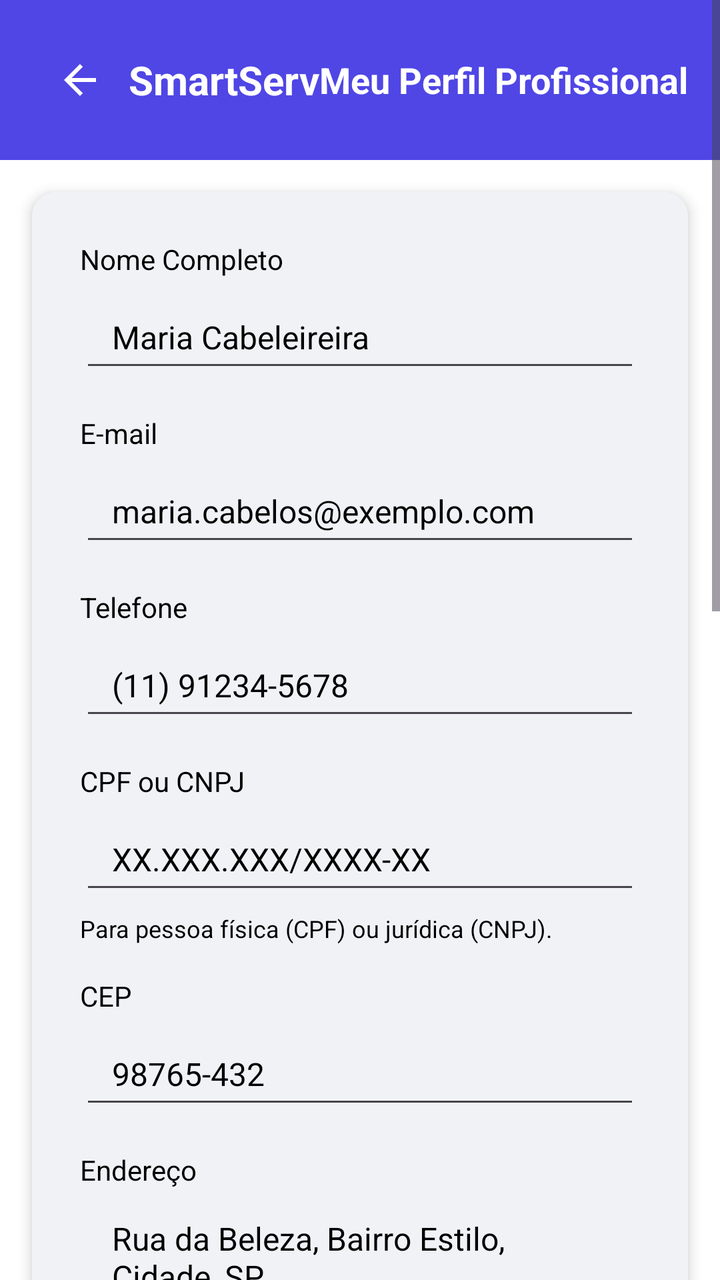
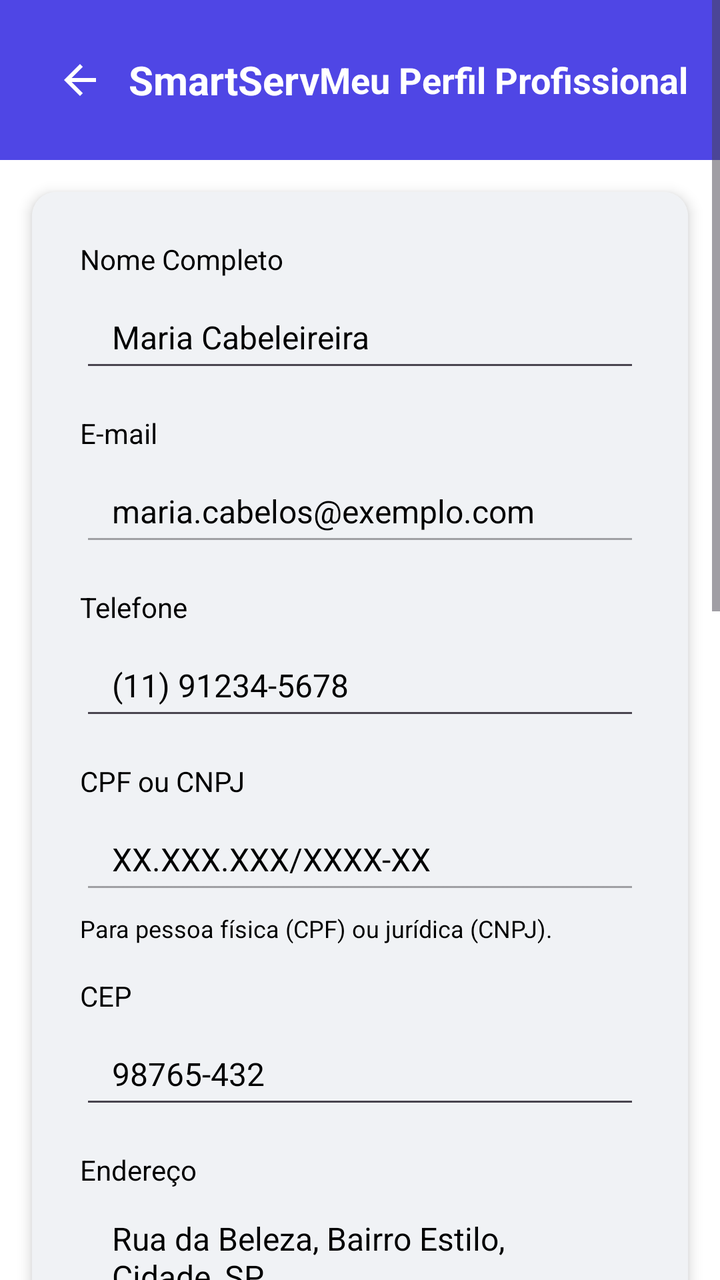

Before-and-after screenshots of an Android layout around one commit, followed by the original layout XML and the change that was made.
<!-- AndroidManifest.xml: application theme Theme.SmartApp -->
<!-- res/layout/editar_profissional.xml -->
<?xml version="1.0" encoding="utf-8"?>
<ScrollView xmlns:android="http://schemas.android.com/apk/res/android"
    xmlns:app="http://schemas.android.com/apk/res-auto"
    android:layout_width="match_parent"
    android:layout_height="match_parent"
    android:background="@color/white"
    android:fillViewport="true">

    <LinearLayout
        android:layout_width="match_parent"
        android:layout_height="wrap_content"
        android:background="@color/white"
        android:orientation="vertical">

        
        <LinearLayout
            android:layout_width="match_parent"
            android:layout_height="wrap_content"
            android:background="#4F46E5"
            android:gravity="center_vertical"
            android:orientation="horizontal"
            android:padding="16dp">

            <ImageButton
                android:id="@+id/btnvoltarProfisional"
                android:layout_width="48dp"
                android:layout_height="48dp"
                android:layout_alignParentStart="true"
                android:background="?attr/selectableItemBackgroundBorderless"
                android:contentDescription="gere2"
                android:src="@drawable/ic_arrow_back" />

            <TextView
                android:layout_width="0dp"
                android:layout_height="wrap_content"
                android:layout_weight="1"
                android:gravity="center"
                android:text="SmartServ"
                android:textColor="@android:color/white"
                android:textSize="20sp"
                android:textStyle="bold" />

            <TextView
                android:layout_width="wrap_content"
                android:layout_height="wrap_content"
                android:text="Meu Perfil Profissional"
                android:textColor="@android:color/white"
                android:textSize="18sp"
                android:textStyle="bold" />
        </LinearLayout>

        
        <androidx.cardview.widget.CardView
            android:layout_width="match_parent"
            android:layout_height="wrap_content"
            android:layout_margin="16dp"
            app:cardBackgroundColor="@color/white"
            app:cardCornerRadius="12dp"
            app:cardElevation="4dp">

            <LinearLayout
                android:layout_width="match_parent"
                android:layout_height="wrap_content"
                android:background="@color/light_gray"
                android:orientation="vertical"
                android:padding="24dp">

                
                <LinearLayout
                    android:layout_width="match_parent"
                    android:layout_height="wrap_content"
                    android:orientation="vertical">

                    
                    <TextView
                        android:layout_width="match_parent"
                        android:layout_height="wrap_content"
                        android:layout_marginBottom="4dp"
                        android:text="Nome Completo"
                        android:textColor="@android:color/black"
                        android:textSize="14sp" />

                    
                    <EditText
                        android:id="@+id/edtNomePro"
                        android:layout_width="match_parent"
                        android:layout_height="48dp"
                        android:background="?android:attr/editTextBackground"
                        android:paddingStart="16dp"
                        android:paddingEnd="16dp"
                        android:text="Maria Cabeleireira"
                        android:textColor="@android:color/black"
                        android:textSize="16sp" />

                    <TextView
                        android:layout_width="match_parent"
                        android:layout_height="wrap_content"
                        android:layout_marginTop="16dp"
                        android:layout_marginBottom="4dp"
                        android:text="E-mail"
                        android:textColor="@android:color/black"
                        android:textSize="14sp" />

                    <EditText
                        android:id="@+id/edtEmailPro"
                        android:layout_width="match_parent"
                        android:layout_height="48dp"
                        android:background="?android:attr/editTextBackground"
                        android:inputType="textEmailAddress"
                        android:paddingStart="16dp"
                        android:paddingEnd="16dp"
                        android:text="maria.cabelos@exemplo.com"
                        android:textColor="@android:color/black"
                        android:textSize="16sp" />

                    
                    <TextView
                        android:layout_width="match_parent"
                        android:layout_height="wrap_content"
                        android:layout_marginTop="16dp"
                        android:layout_marginBottom="4dp"
                        android:text="Telefone"
                        android:textColor="@android:color/black"
                        android:textSize="14sp" />

                    <EditText
                        android:id="@+id/edtTelefonePro"
                        android:layout_width="match_parent"
                        android:layout_height="48dp"
                        android:background="?android:attr/editTextBackground"
                        android:inputType="phone"
                        android:paddingStart="16dp"
                        android:paddingEnd="16dp"
                        android:text="(11) 91234-5678"
                        android:textColor="@android:color/black"
                        android:textSize="16sp" />

                    
                    <TextView
                        android:layout_width="match_parent"
                        android:layout_height="wrap_content"
                        android:layout_marginTop="16dp"
                        android:layout_marginBottom="4dp"
                        android:text="CPF ou CNPJ"
                        android:textColor="@android:color/black"
                        android:textSize="14sp" />

                    <EditText
                        android:id="@+id/edtCpfCnpjPro"
                        android:layout_width="match_parent"
                        android:layout_height="48dp"
                        android:background="?android:attr/editTextBackground"
                        android:paddingStart="16dp"
                        android:paddingEnd="16dp"
                        android:text="XX.XXX.XXX/XXXX-XX"
                        android:textColor="@android:color/black"
                        android:textSize="16sp" />

                    <TextView
                        android:layout_width="match_parent"
                        android:layout_height="wrap_content"
                        android:layout_marginTop="4dp"
                        android:text="Para pessoa física (CPF) ou jurídica (CNPJ)."
                        android:textColor="@android:color/black"
                        android:textSize="12sp" />

                    
                    <TextView
                        android:layout_width="match_parent"
                        android:layout_height="wrap_content"
                        android:layout_marginTop="16dp"
                        android:layout_marginBottom="4dp"
                        android:text="CEP"
                        android:textColor="@android:color/black"
                        android:textSize="14sp" />

                    <EditText
                        android:id="@+id/edtCepPro"
                        android:layout_width="match_parent"
                        android:layout_height="48dp"
                        android:background="?android:attr/editTextBackground"
                        android:inputType="number"
                        android:paddingStart="16dp"
                        android:paddingEnd="16dp"
                        android:text="98765-432"
                        android:textColor="@android:color/black"
                        android:textSize="16sp" />

                    
                    <TextView
                        android:layout_width="match_parent"
                        android:layout_height="wrap_content"
                        android:layout_marginTop="16dp"
                        android:layout_marginBottom="4dp"
                        android:maxLines="3"
                        android:text="Endereço"
                        android:textColor="@android:color/black"
                        android:textSize="14sp" />

                    <EditText
                        android:id="@+id/edtEnderecoPro"
                        android:layout_width="match_parent"
                        android:layout_height="wrap_content"
                        android:background="?android:attr/editTextBackground"
                        android:maxLines="3"
                        android:paddingStart="16dp"
                        android:paddingEnd="16dp"
                        android:text="Rua da Beleza, Bairro Estilo, Cidade, SP"
                        android:textColor="@android:color/black"
                        android:textSize="16sp" />

                    
                    <TextView
                        android:layout_width="match_parent"
                        android:layout_height="wrap_content"
                        android:layout_marginTop="16dp"
                        android:layout_marginBottom="4dp"
                        android:text="Número"
                        android:textColor="@android:color/black"
                        android:textSize="14sp" />

                    <EditText
                        android:id="@+id/edtNumeroPro"
                        android:layout_width="match_parent"
                        android:layout_height="48dp"
                        android:background="?android:attr/editTextBackground"
                        android:inputType="number"
                        android:paddingStart="16dp"
                        android:paddingEnd="16dp"
                        android:text="456"
                        android:textColor="@android:color/black"
                        android:textSize="16sp" />

                    
                    <TextView
                        android:layout_width="match_parent"
                        android:layout_height="wrap_content"
                        android:layout_marginTop="16dp"
                        android:layout_marginBottom="4dp"
                        android:text="Razão Social (Opcional, se CNPJ)"
                        android:textColor="@android:color/black"
                        android:textSize="14sp" />

                    <EditText
                        android:id="@+id/edtRazaoSocialPro"
                        android:layout_width="match_parent"
                        android:layout_height="48dp"
                        android:background="?android:attr/editTextBackground"
                        android:paddingStart="16dp"
                        android:paddingEnd="16dp"
                        android:text="Salão da Maria LTDA"
                        android:textColor="@android:color/black"
                        android:textSize="16sp" />

                    
                    <TextView
                        android:layout_width="match_parent"
                        android:layout_height="wrap_content"
                        android:layout_marginTop="16dp"
                        android:layout_marginBottom="4dp"
                        android:text="Sobre Você/Sua Empresa"
                        android:textColor="@android:color/black"
                        android:textSize="14sp" />

                    <EditText
                        android:id="@+id/edtDescricaoPro"
                        android:layout_width="match_parent"
                        android:layout_height="120dp"
                        android:background="?android:attr/editTextBackground"
                        android:gravity="top"
                        android:inputType="textMultiLine"
                        android:padding="16dp"
                        android:text="Cabeleireira com mais de 10 anos de experiência, especialista in cortes modernos e coloração. Atendimento personalizado e ambiente acolhedor."
                        android:textColor="@android:color/black"
                        android:textSize="16sp" />

                    
                    <View
                        android:layout_width="match_parent"
                        android:layout_height="1dp"
                        android:layout_marginTop="24dp"
                        android:layout_marginBottom="16dp"
                        android:background="?android:attr/dividerVertical" />

                    <TextView
                        android:layout_width="match_parent"
                        android:layout_height="wrap_content"
                        android:layout_marginBottom="16dp"
                        android:text="Alterar Senha"
                        android:textColor="@android:color/black"
                        android:textSize="18sp"
                        android:textStyle="bold" />

                    
                    <TextView
                        android:layout_width="match_parent"
                        android:layout_height="wrap_content"
                        android:layout_marginBottom="4dp"
                        android:text="Nova Senha"
                        android:textColor="@android:color/black"
                        android:textSize="14sp" />

                    <EditText
                        android:id="@+id/edtNovasenhaPro"
                        android:layout_width="match_parent"
                        android:layout_height="48dp"
                        android:background="?android:attr/editTextBackground"
                        android:hint="••••••••"
                        android:inputType="textPassword"
                        android:paddingStart="16dp"
                        android:paddingEnd="16dp"
                        android:textColor="@android:color/black"
                        android:textSize="16sp" />

                    <TextView
                        android:layout_width="match_parent"
                        android:layout_height="wrap_content"
                        android:layout_marginTop="4dp"
                        android:text="Mínimo de 6 caracteres."
                        android:textColor="@android:color/black"
                        android:textSize="12sp" />

                    
                    <TextView
                        android:layout_width="match_parent"
                        android:layout_height="wrap_content"
                        android:layout_marginTop="16dp"
                        android:layout_marginBottom="4dp"
                        android:text="Confirmar Nova Senha"
                        android:textColor="@android:color/black"
                        android:textSize="14sp" />

                    <EditText
                        android:id="@+id/edtConfimaNovaSenhaPro"
                        android:layout_width="match_parent"
                        android:layout_height="48dp"
                        android:background="?android:attr/editTextBackground"
                        android:hint="••••••••"
                        android:inputType="textPassword"
                        android:paddingStart="16dp"
                        android:paddingEnd="16dp"
                        android:textColor="@android:color/black"
                        android:textSize="16sp" />

                    
                    <androidx.constraintlayout.widget.ConstraintLayout
                        android:id="@+id/erro_container"
                        android:layout_width="match_parent"
                        android:layout_height="wrap_content"
                        android:layout_marginTop="16dp"
                        android:layout_marginBottom="16dp"
                        android:visibility="gone">

                        <TextView
                            android:layout_width="match_parent"
                            android:layout_height="wrap_content"
                            android:text="Verifique os campos novamente"
                            android:textAlignment="center"
                            android:textColor="@color/red_500"
                            app:layout_constraintEnd_toEndOf="parent"
                            app:layout_constraintStart_toStartOf="parent"
                            app:layout_constraintTop_toTopOf="parent" />
                    </androidx.constraintlayout.widget.ConstraintLayout>

                    <Button
                        android:id="@+id/btnSalvarPro"
                        android:layout_width="match_parent"
                        android:layout_height="wrap_content"
                        android:backgroundTint="#16A34A"
                        android:paddingStart="24dp"
                        android:paddingTop="12dp"
                        android:paddingEnd="24dp"
                        android:paddingBottom="12dp"
                        android:text="Salvar Alterações"
                        android:textColor="@android:color/black" />
                </LinearLayout>
            </LinearLayout>
        </androidx.cardview.widget.CardView>
    </LinearLayout>
</ScrollView>
<!-- resources referenced by this layout -->
<resources>
  <color name="light_gray">#F0F2F5</color>
  <color name="red_500">#EF4444</color>
  <color name="white">#FFFFFFFF</color>
  <!-- drawable ic_arrow_back (drawable) -->
  <vector xmlns:android="http://schemas.android.com/apk/res/android"
      android:width="24dp"
      android:height="24dp"
      android:viewportWidth="24"
      android:viewportHeight="24">
      <path android:fillColor="#FFFFFF" android:pathData="M20,11H7.83l5.59,-5.59L12,4l-8,8 8,8 1.41,-1.41L7.83,13H20v-2z"/>
  </vector>
  <style name="Theme.SmartApp" parent="Base.Theme.SmartApp" />
  <style name="Base.Theme.SmartApp" parent="Theme.Material3.DayNight.NoActionBar" />
</resources>

<!-- the commit's change to res/layout/editar_profissional.xml (unified diff, before → after) -->
@@ -106,6 +106,7 @@
                         android:layout_width="match_parent"
                         android:layout_height="48dp"
                         android:background="?android:attr/editTextBackground"
+                        android:enabled="false"
                         android:inputType="textEmailAddress"
                         android:paddingStart="16dp"
                         android:paddingEnd="16dp"
@@ -150,6 +151,7 @@
                         android:layout_width="match_parent"
                         android:layout_height="48dp"
                         android:background="?android:attr/editTextBackground"
+                        android:enabled="false"
                         android:paddingStart="16dp"
                         android:paddingEnd="16dp"
                         android:text="XX.XXX.XXX/XXXX-XX"
